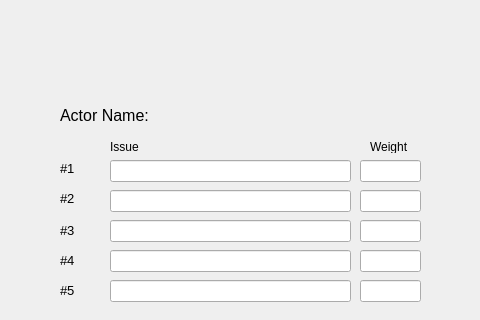
Before: the Qt Designer form ui/Economy5IssueUI.ui in sourcery-ai-experiments/jaar, drawn with Qt 5; both pictures show x 0 to 480 and y 0 to 320 of the 821 by 625 pixel window.
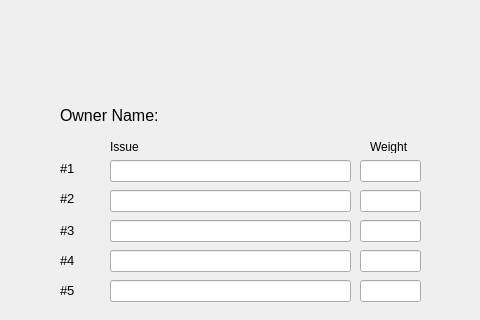
After: the same form once the commit is applied.

Commit message: #13 change "actor" to "owner"

What changed in the file:
```diff
--- a/ui/Economy5IssueUI.ui
+++ b/ui/Economy5IssueUI.ui
@@ -551,7 +551,7 @@
     </font>
    </property>
    <property name="text">
-    <string>Actor Name:</string>
+    <string>Owner Name:</string>
    </property>
   </widget>
   <widget class="QLineEdit" name="issue_10">
```
The commit also changes 32 other files.
